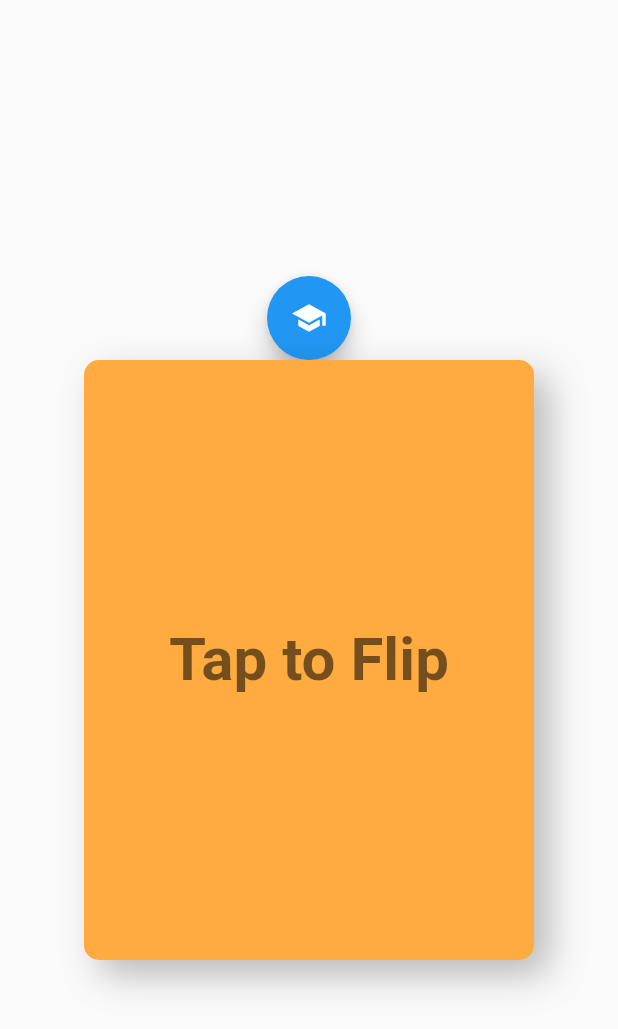
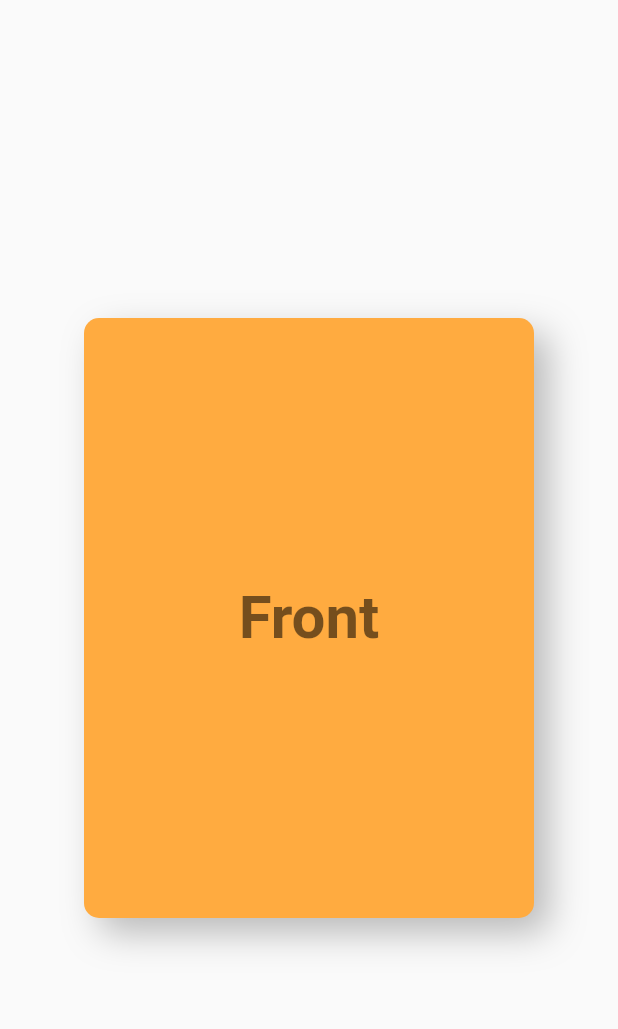
Before and after one commit to camphan12993/animated-flip-card, a Flutter app: the screen it shows after launch, on a phone screen of 412 x 824 dp. Shown: the top 1029 px of the screen. Run offline on Flutter 3.47's test engine with Material 2 defaults, Android fonts, the phone set to English and light mode, and no system bars.

Commit message:
update style and animation

```diff
--- a/lib/main.dart
+++ b/lib/main.dart
@@ -46,9 +46,11 @@ class _AnimatedFlipCardState extends State<AnimatedFlipCard>
     _flipCardController =
         AnimationController(vsync: this, duration: Duration(milliseconds: 800));
 
+    // play from 0  to 0.5s
     _frontAnimation = Tween<double>(begin: 0.0, end: 0.5 * pi).animate(
         CurvedAnimation(parent: _flipCardController, curve: Interval(0, 0.5)));
 
+    // delay in 0.5s(wait for the front flip completed) and then play
     _backAnimation = Tween<double>(begin: 1.5 * pi, end: 2 * pi).animate(
         CurvedAnimation(parent: _flipCardController, curve: Interval(0.5, 1)));
   }
@@ -59,27 +61,25 @@ class _AnimatedFlipCardState extends State<AnimatedFlipCard>
     super.dispose();
   }
 
-  @override
-  Widget build(BuildContext context) {
-    return Column(
-      mainAxisAlignment: MainAxisAlignment.center,
-      children: <Widget>[
-        FloatingActionButton(
-          child: Icon(Icons.school),
-          onPressed: () {
+  void flipCard() {
     if (_flipCardController.isDismissed) {
       _flipCardController.forward();
     } else {
       _flipCardController.reverse();
     }
-          },
-        ),
-        Container(
+  }
+
+  @override
+  Widget build(BuildContext context) {
+    return Container(
       child: Center(
         child: Stack(
           children: <Widget>[
             AnimatedBuilder(
-                    child: CardBack(),
+                child: GestureDetector(
+                  child: CustomCard('Back', Colors.white),
+                  onTap: flipCard,
+                ),
                 animation: _backAnimation,
                 builder: (BuildContext context, Widget child) {
                   return Transform(
@@ -90,7 +90,10 @@ class _AnimatedFlipCardState extends State<AnimatedFlipCard>
                   );
                 }),
             AnimatedBuilder(
-                    child: CardFront(),
+                child: GestureDetector(
+                  child: CustomCard('Front', Colors.orangeAccent),
+                  onTap: flipCard,
+                ),
                 animation: _frontAnimation,
                 builder: (BuildContext context, Widget child) {
                   return Transform(
@@ -103,49 +106,19 @@ class _AnimatedFlipCardState extends State<AnimatedFlipCard>
           ],
         ),
       ),
-        ),
-      ],
     );
   }
 }
 
-class CardFront extends StatelessWidget {
+class CustomCard extends StatelessWidget {
+  final String title;
+  final Color color;
+  CustomCard(this.title, this.color);
   @override
   Widget build(BuildContext context) {
     return Container(
       decoration: BoxDecoration(
-          color: Colors.orangeAccent,
-          borderRadius: BorderRadius.all(Radius.circular(10.0)),
-          boxShadow: [
-            new BoxShadow(
-                color: Colors.black26,
-                offset: new Offset(10.0, 10.0),
-                blurRadius: 20.0,
-                spreadRadius: 0.0)
-          ]),
-      width: 300.0,
-      height: 400.0,
-      child: GestureDetector(
-        child: Center(
-          child: Text(
-            'Tap to Flip',
-            style: TextStyle(
-                color: Colors.black54,
-                fontSize: 40.0,
-                fontWeight: FontWeight.bold),
-          ),
-        ),
-      ),
-    );
-  }
-}
-
-class CardBack extends StatelessWidget {
-  @override
-  Widget build(BuildContext context) {
-    return Container(
-      decoration: BoxDecoration(
-          color: Colors.white,
+          color: this.color,
           borderRadius: BorderRadius.all(Radius.circular(10.0)),
           boxShadow: [
             new BoxShadow(
@@ -158,7 +131,7 @@ class CardBack extends StatelessWidget {
       height: 400.0,
       child: Center(
         child: Text(
-          'Card Detail',
+          this.title,
           style: TextStyle(
               color: Colors.black54,
               fontSize: 40.0,
```
Lines whose indentation alone changed are shown as unchanged.
